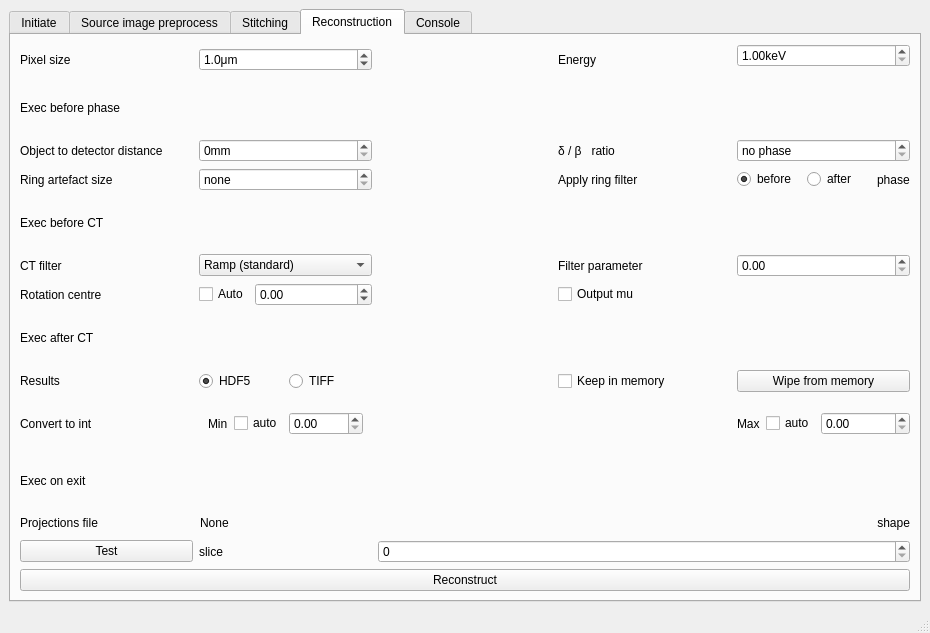
This is share/imblproc/imbl-ui.ui in AustralianSynchrotron/imblproc as Qt 5 draws it before an edit. The edited form follows.
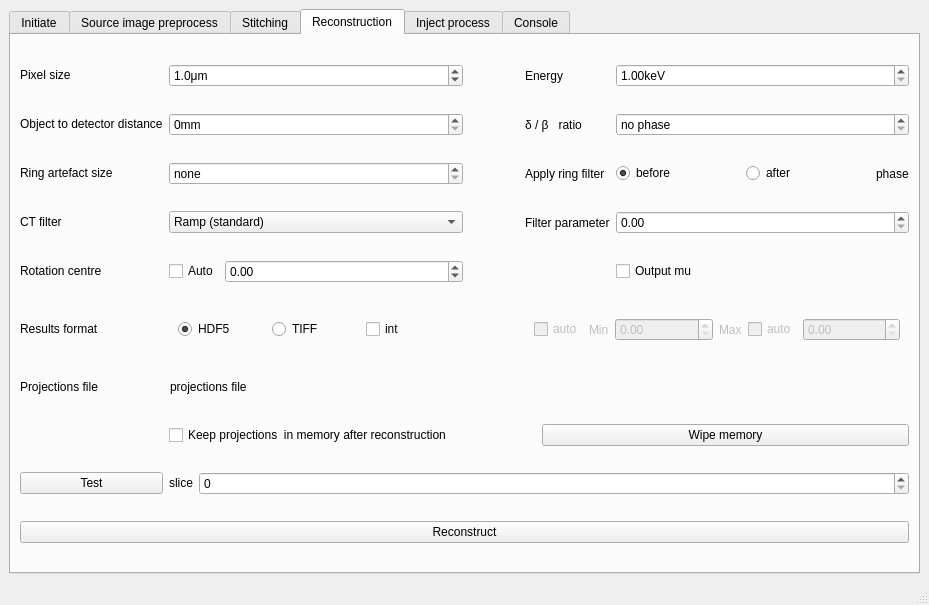
This is the edited form. Icons and pictures are not drawn.

Diff of the .ui file:
```diff
--- a/share/imblproc/imbl-ui.ui
+++ b/share/imblproc/imbl-ui.ui
@@ -6,8 +6,8 @@
    <rect>
     <x>0</x>
     <y>0</y>
-    <width>930</width>
-    <height>633</height>
+    <width>929</width>
+    <height>605</height>
    </rect>
   </property>
   <property name="windowTitle">
@@ -1318,56 +1318,17 @@
         <string>Reconstruction</string>
        </attribute>
        <layout class="QGridLayout" name="gridLayout_13">
-        <item row="8" column="4">
-         <widget class="QWidget" name="widget" native="true">
-          <layout class="QHBoxLayout" name="horizontalLayout_33">
-           <property name="leftMargin">
-            <number>0</number>
-           </property>
-           <property name="topMargin">
-            <number>0</number>
-           </property>
-           <property name="rightMargin">
-            <number>0</number>
-           </property>
-           <property name="bottomMargin">
-            <number>0</number>
-           </property>
-           <item>
-            <widget class="QPushButton" name="wipe">
-             <property name="text">
-              <string>Wipe from memory</string>
-             </property>
-            </widget>
-           </item>
-          </layout>
-         </widget>
-        </item>
-        <item row="1" column="1" colspan="4">
-         <layout class="QHBoxLayout" name="placeScript_phase"/>
-        </item>
-        <item row="0" column="0">
-         <widget class="QLabel" name="label_42">
-          <property name="text">
-           <string>Pixel size</string>
-          </property>
-         </widget>
-        </item>
-        <item row="7" column="0">
-         <widget class="QLabel" name="label_51">
-          <property name="text">
-           <string>Exec after CT</string>
-          </property>
-         </widget>
-        </item>
+        <property name="sizeConstraint">
+         <enum>QLayout::SetDefaultConstraint</enum>
+        </property>
         <item row="9" column="0">
-         <widget class="QLabel" name="label_27">
+         <widget class="QPushButton" name="testSlice">
           <property name="text">
-           <string>Convert to int</string>
+           <string>Test</string>
           </property>
          </widget>
         </item>
-        <item row="2" column="1">
+        <item row="1" column="1">
          <layout class="QHBoxLayout" name="horizontalLayout_25">
           <item>
            <widget class="QSpinBox" name="distance">
@@ -1384,47 +1345,22 @@
           </item>
          </layout>
         </item>
-        <item row="10" column="1" colspan="4">
-         <layout class="QHBoxLayout" name="placeScript_exit"/>
-        </item>
-        <item row="4" column="0">
-         <widget class="QLabel" name="label_50">
-          <property name="text">
-           <string>Exec before CT</string>
-          </property>
-         </widget>
-        </item>
-        <item row="10" column="0">
-         <widget class="QLabel" name="label_53">
-          <property name="text">
-           <string>Exec on exit</string>
-          </property>
-         </widget>
-        </item>
-        <item row="3" column="1">
-         <layout class="QHBoxLayout" name="horizontalLayout_28">
-          <item>
-           <widget class="QSpinBox" name="ring">
-            <property name="specialValueText">
-             <string>none</string>
-            </property>
-            <property name="saveInConfig" stdset="0">
-             <number>0</number>
-            </property>
-           </widget>
-          </item>
-         </layout>
-        </item>
         <item row="8" column="0">
-         <widget class="QLabel" name="label_52">
+         <widget class="QLabel" name="label_56">
+          <property name="sizePolicy">
+           <sizepolicy hsizetype="Fixed" vsizetype="Fixed">
+            <horstretch>0</horstretch>
+            <verstretch>0</verstretch>
+           </sizepolicy>
+          </property>
           <property name="text">
-           <string>Results</string>
+           <string/>
           </property>
          </widget>
         </item>
         <item row="3" column="4">
-         <widget class="QWidget" name="ringOrder" native="true">
-          <layout class="QHBoxLayout" name="horizontalLayout_18">
+         <widget class="QWidget" name="widget" native="true">
+          <layout class="QHBoxLayout" name="horizontalLayout_30">
            <property name="leftMargin">
             <number>0</number>
            </property>
@@ -1438,40 +1374,15 @@
             <number>0</number>
            </property>
            <item>
-            <widget class="QRadioButton" name="ringBeforePhase">
-             <property name="text">
-              <string>before</string>
-             </property>
-             <property name="checked">
-              <bool>true</bool>
-             </property>
-             <attribute name="buttonGroup">
-              <string notr="true">ringGroup</string>
-             </attribute>
-            </widget>
-           </item>
-           <item>
-            <widget class="QRadioButton" name="ringAfterPhase">
-             <property name="text">
-              <string>after</string>
-             </property>
-             <attribute name="buttonGroup">
-              <string notr="true">ringGroup</string>
-             </attribute>
-            </widget>
-           </item>
-           <item>
-            <widget class="QLabel" name="label_40">
-             <property name="sizePolicy">
-              <sizepolicy hsizetype="Fixed" vsizetype="Preferred">
-               <horstretch>0</horstretch>
-               <verstretch>0</verstretch>
-              </sizepolicy>
-             </property>
-             <property name="text">
-              <string>phase</string>
-             </property>
-            </widget>
+            <layout class="QHBoxLayout" name="horizontalLayout_32">
+             <item>
+              <widget class="QDoubleSpinBox" name="ctFilterParam">
+               <property name="saveInConfig" stdset="0">
+                <number>0</number>
+               </property>
+              </widget>
+             </item>
+            </layout>
            </item>
           </layout>
          </widget>
@@ -1481,93 +1392,97 @@
           <property name="text">
            <string>Energy</string>
           </property>
-         </widget>
-        </item>
-        <item row="2" column="0">
-         <widget class="QLabel" name="label_44">
           <property name="text">
-           <string>Object to detector distance</string>
+           <string> </string>
           </property>
          </widget>
         </item>
-        <item row="0" column="2">
-         <spacer name="horizontalSpacer">
-          <property name="orientation">
-           <enum>Qt::Horizontal</enum>
-          </property>
-          <property name="sizeType">
-           <enum>QSizePolicy::Fixed</enum>
-          </property>
-          <property name="sizeHint" stdset="0">
-           <size>
-            <width>50</width>
-            <height>0</height>
-           </size>
-          </property>
-         </spacer>
-        </item>
-        <item row="1" column="0">
-         <widget class="QLabel" name="label_49">
-          <property name="text">
-           <string>Exec before phase</string>
-          </property>
-         </widget>
-        </item>
-        <item row="4" column="1" colspan="4">
-         <layout class="QHBoxLayout" name="placeScript_ct"/>
-        </item>
         <item row="2" column="3">
-         <widget class="QLabel" name="d2bLabel">
-          <property name="text">
-           <string>δ / β   ratio</string>
-          </property>
-         </widget>
-        </item>
-        <item row="3" column="3">
          <widget class="QLabel" name="ringOrderLabel">
           <property name="text">
            <string>Apply ring filter</string>
           </property>
          </widget>
         </item>
-        <item row="7" column="1" colspan="4">
-         <layout class="QHBoxLayout" name="placeScript_save"/>
-        </item>
-        <item row="5" column="0">
-         <widget class="QLabel" name="label_46">
+        <item row="1" column="0">
+         <widget class="QLabel" name="label_44">
+          <property name="sizePolicy">
+           <sizepolicy hsizetype="Fixed" vsizetype="Fixed">
+            <horstretch>0</horstretch>
+            <verstretch>0</verstretch>
+           </sizepolicy>
+          </property>
           <property name="text">
-           <string>CT filter</string>
+           <string>Object to detector distance</string>
           </property>
          </widget>
         </item>
-        <item row="5" column="4">
-         <widget class="QWidget" name="widget" native="true">
-          <layout class="QHBoxLayout" name="horizontalLayout_30">
-           <property name="leftMargin">
-            <number>0</number>
-           </property>
-           <property name="topMargin">
-            <number>0</number>
-           </property>
-           <property name="rightMargin">
-            <number>0</number>
-           </property>
-           <property name="bottomMargin">
-            <number>0</number>
-           </property>
-           <item>
-            <widget class="QDoubleSpinBox" name="ctFilterParam">
-             <property name="saveInConfig" stdset="0">
-              <number>0</number>
-             </property>
-            </widget>
-           </item>
-          </layout>
+        <item row="0" column="3">
+         <widget class="QLabel" name="label_43">
+          <property name="sizePolicy">
+           <sizepolicy hsizetype="Fixed" vsizetype="Preferred">
+            <horstretch>0</horstretch>
+            <verstretch>0</verstretch>
+           </sizepolicy>
+          </property>
+          <property name="text">
+           <string>Energy</string>
+          </property>
          </widget>
         </item>
         <item row="0" column="4">
-         <widget class="QWidget" name="w" native="true">
-          <layout class="QHBoxLayout" name="horizontalLayout_24">
+         <layout class="QHBoxLayout" name="horizontalLayout_27">
+          <item>
+           <widget class="QDoubleSpinBox" name="energy">
+            <property name="suffix">
+             <string>keV</string>
+            </property>
+            <property name="minimum">
+             <double>1.000000000000000</double>
+            </property>
+            <property name="maximum">
+             <double>500.000000000000000</double>
+            </property>
+            <property name="value">
+             <double>1.000000000000000</double>
+            </property>
+            <property name="saveInConfig" stdset="0">
+             <number>0</number>
+            </property>
+           </widget>
+          </item>
+         </layout>
+        </item>
+        <item row="5" column="0">
+         <widget class="QLabel" name="label_52">
+          <property name="sizePolicy">
+           <sizepolicy hsizetype="Fixed" vsizetype="Fixed">
+            <horstretch>0</horstretch>
+            <verstretch>0</verstretch>
+           </sizepolicy>
+          </property>
+          <property name="text">
+           <string>Results format</string>
+          </property>
+         </widget>
+        </item>
+        <item row="2" column="1">
+         <layout class="QHBoxLayout" name="horizontalLayout_28">
+          <item>
+           <widget class="QSpinBox" name="ring">
+            <property name="specialValueText">
+             <string>none</string>
+            </property>
+            <property name="saveInConfig" stdset="0">
+             <number>0</number>
+            </property>
+           </widget>
+          </item>
+         </layout>
+        </item>
+        <item row="1" column="4">
+         <widget class="QWidget" name="widget" native="true">
+          <layout class="QHBoxLayout" name="horizontalLayout_26">
            <property name="spacing">
             <number>0</number>
            </property>
@@ -1580,37 +1495,37 @@
            <property name="rightMargin">
             <number>0</number>
            </property>
+           <property name="bottomMargin">
+            <number>0</number>
+           </property>
            <item>
-            <widget class="QDoubleSpinBox" name="energy">
-             <property name="suffix">
-              <string>keV</string>
-             </property>
-             <property name="minimum">
-              <double>1.000000000000000</double>
-             </property>
-             <property name="maximum">
-              <double>500.000000000000000</double>
-             </property>
-             <property name="value">
-              <double>1.000000000000000</double>
-             </property>
-             <property name="saveInConfig" stdset="0">
-              <number>0</number>
-             </property>
-            </widget>
+            <layout class="QHBoxLayout" name="horizontalLayout_29">
+             <item>
+              <widget class="QDoubleSpinBox" name="d2b">
+               <property name="specialValueText">
+                <string>no phase</string>
+               </property>
+               <property name="decimals">
+                <number>1</number>
+               </property>
+               <property name="maximum">
+                <double>1000.000000000000000</double>
+               </property>
+               <property name="saveInConfig" stdset="0">
+                <number>0</number>
+               </property>
+              </widget>
+             </item>
+            </layout>
            </item>
           </layout>
          </widget>
         </item>
-        <item row="3" column="0">
-         <widget class="QLabel" name="label_41">
-          <property name="text">
-           <string>Ring artefact size</string>
-          </property>
-         </widget>
-        </item>
-        <item row="6" column="1">
+        <item row="4" column="1">
          <layout class="QHBoxLayout" name="horizontalLayout_13">
+          <property name="sizeConstraint">
+           <enum>QLayout::SetNoConstraint</enum>
+          </property>
           <item>
            <widget class="QCheckBox" name="autocor">
             <property name="sizePolicy">
@@ -1642,7 +1557,20 @@
           </item>
          </layout>
         </item>
-        <item row="5" column="1">
+        <item row="0" column="0">
+         <widget class="QLabel" name="label_42">
+          <property name="sizePolicy">
+           <sizepolicy hsizetype="Fixed" vsizetype="Fixed">
+            <horstretch>0</horstretch>
+            <verstretch>0</verstretch>
+           </sizepolicy>
+          </property>
+          <property name="text">
+           <string>Pixel size</string>
+          </property>
+         </widget>
+        </item>
+        <item row="3" column="1">
          <layout class="QHBoxLayout" name="horizontalLayout_31">
           <item>
            <widget class="QComboBox" name="ctFilter">
@@ -1711,13 +1639,87 @@
           </item>
          </layout>
         </item>
-        <item row="11" column="0">
-         <widget class="QLabel" name="label_34">
+        <item row="3" column="3">
+         <widget class="QLabel" name="filterParamLabel">
           <property name="text">
-           <string>Projections file</string>
+           <string>Filter parameter</string>
           </property>
          </widget>
         </item>
+        <item row="1" column="3">
+         <widget class="QLabel" name="d2bLabel">
+          <property name="text">
+           <string>δ / β   ratio</string>
+          </property>
+         </widget>
+        </item>
+        <item row="2" column="0">
+         <widget class="QLabel" name="label_41">
+          <property name="sizePolicy">
+           <sizepolicy hsizetype="Fixed" vsizetype="Fixed">
+            <horstretch>0</horstretch>
+            <verstretch>0</verstretch>
+           </sizepolicy>
+          </property>
+          <property name="text">
+           <string>Ring artefact size</string>
+          </property>
+         </widget>
+        </item>
+        <item row="2" column="4">
+         <widget class="QWidget" name="ringOrder" native="true">
+          <layout class="QHBoxLayout" name="horizontalLayout_18">
+           <property name="leftMargin">
+            <number>0</number>
+           </property>
+           <property name="topMargin">
+            <number>0</number>
+           </property>
+           <property name="rightMargin">
+            <number>0</number>
+           </property>
+           <property name="bottomMargin">
+            <number>0</number>
+           </property>
+           <item>
+            <widget class="QRadioButton" name="ringBeforePhase">
+             <property name="text">
+              <string>before</string>
+             </property>
+             <property name="checked">
+              <bool>true</bool>
+             </property>
+             <attribute name="buttonGroup">
+              <string notr="true">ringGroup</string>
+             </attribute>
+            </widget>
+           </item>
+           <item>
+            <widget class="QRadioButton" name="ringAfterPhase">
+             <property name="text">
+              <string>after</string>
+             </property>
+             <attribute name="buttonGroup">
+              <string notr="true">ringGroup</string>
+             </attribute>
+            </widget>
+           </item>
+           <item>
+            <widget class="QLabel" name="label_40">
+             <property name="sizePolicy">
+              <sizepolicy hsizetype="Fixed" vsizetype="Preferred">
+               <horstretch>0</horstretch>
+               <verstretch>0</verstretch>
+              </sizepolicy>
+             </property>
+             <property name="text">
+              <string>phase</string>
+             </property>
+            </widget>
+           </item>
+          </layout>
+         </widget>
+        </item>
         <item row="0" column="1">
          <layout class="QHBoxLayout" name="horizontalLayout_23">
           <item>
@@ -1744,210 +1746,96 @@
           </item>
          </layout>
         </item>
-        <item row="2" column="4">
-         <widget class="QWidget" name="widget" native="true">
-          <layout class="QHBoxLayout" name="horizontalLayout_26">
-           <property name="spacing">
-            <number>0</number>
-           </property>
-           <property name="leftMargin">
-            <number>0</number>
-           </property>
-           <property name="topMargin">
-            <number>0</number>
-           </property>
-           <property name="rightMargin">
-            <number>0</number>
-           </property>
-           <property name="bottomMargin">
-            <number>0</number>
-           </property>
-           <item>
-            <widget class="QDoubleSpinBox" name="d2b">
-             <property name="specialValueText">
-              <string>no phase</string>
-             </property>
-             <property name="decimals">
-              <number>1</number>
-             </property>
-             <property name="maximum">
-              <double>1000.000000000000000</double>
-             </property>
-             <property name="saveInConfig" stdset="0">
-              <number>0</number>
-             </property>
-            </widget>
-           </item>
-          </layout>
-         </widget>
-        </item>
-        <item row="9" column="4">
-         <widget class="QWidget" name="widget" native="true">
-          <layout class="QHBoxLayout" name="horizontalLayout_22">
-           <property name="leftMargin">
-            <number>0</number>
-           </property>
-           <property name="topMargin">
-            <number>0</number>
-           </property>
-           <property name="rightMargin">
-            <number>0</number>
-           </property>
-           <property name="bottomMargin">
-            <number>0</number>
-           </property>
-           <item>
-            <widget class="QLabel" name="label_55">
-             <property name="sizePolicy">
-              <sizepolicy hsizetype="Fixed" vsizetype="Preferred">
-               <horstretch>0</horstretch>
-               <verstretch>0</verstretch>
-              </sizepolicy>
-             </property>
-             <property name="text">
-              <string>Max</string>
-             </property>
-            </widget>
-           </item>
-           <item>
-            <widget class="QCheckBox" name="autoMax">
-             <property name="sizePolicy">
-              <sizepolicy hsizetype="Fixed" vsizetype="Fixed">
-               <horstretch>0</horstretch>
-               <verstretch>0</verstretch>
-              </sizepolicy>
-             </property>
-             <property name="text">
-              <string>auto</string>
-             </property>
-             <property name="saveInConfig" stdset="0">
-              <number>0</number>
-             </property>
-            </widget>
-           </item>
-           <item>
-            <widget class="QDoubleSpinBox" name="max">
-             <property name="saveInConfig" stdset="0">
-              <number>0</number>
-             </property>
-            </widget>
-           </item>
-          </layout>
-         </widget>
-        </item>
-        <item row="6" column="3">
-         <layout class="QHBoxLayout" name="horizontalLayout_32">
-          <item>
-           <widget class="QCheckBox" name="outMu">
-            <property name="text">
-             <string>Output mu</string>
-            </property>
-            <property name="saveInConfig" stdset="0">
-             <number>0</number>
-            </property>
-           </widget>
-          </item>
-         </layout>
-        </item>
-        <item row="12" column="2" colspan="3">
-         <widget class="QSpinBox" name="testSliceNum">
-          <property name="maximum">
-           <number>999999999</number>
-          </property>
-          <property name="saveInConfig" stdset="0">
-           <number>0</number>
-          </property>
-         </widget>
-        </item>
-        <item row="8" column="3">
-         <layout class="QHBoxLayout" name="horizontalLayout_34">
-          <item>
-           <widget class="QCheckBox" name="keepInMem">
-            <property name="text">
-             <string>Keep in memory</string>
-            </property>
-            <property name="saveInConfig" stdset="0">
-             <number>0</number>
-            </property>
-           </widget>
-          </item>
-         </layout>
-        </item>
-        <item row="8" column="1">
-         <layout class="QHBoxLayout" name="horizontalLayout_20">
-          <item>
-           <widget class="QRadioButton" name="resHDF">
-            <property name="text">
-             <string>HDF5</string>
-            </property>
-            <property name="checked">
-             <bool>true</bool>
-            </property>
-            <attribute name="buttonGroup">
-             <string notr="true">resGroup</string>
-            </attribute>
-           </widget>
-          </item>
-          <item>
-           <widget class="QRadioButton" name="resTIFF">
-            <property name="text">
-             <string>TIFF</string>
-            </property>
-            <attribute name="buttonGroup">
-             <string notr="true">resGroup</string>
-            </attribute>
-           </widget>
-          </item>
-         </layout>
-        </item>
-        <item row="6" column="0">
+        <item row="4" column="0">
          <widget class="QLabel" name="label_47">
+          <property name="sizePolicy">
+           <sizepolicy hsizetype="Fixed" vsizetype="Fixed">
+            <horstretch>0</horstretch>
+            <verstretch>0</verstretch>
+           </sizepolicy>
+          </property>
           <property name="text">
            <string>Rotation centre</string>
           </property>
          </widget>
         </item>
-        <item row="12" column="0">
-         <widget class="QPushButton" name="testSlice">
+        <item row="0" column="2">
+         <spacer name="horizontalSpacer">
+          <property name="orientation">
+           <enum>Qt::Horizontal</enum>
+          </property>
+          <property name="sizeType">
+           <enum>QSizePolicy::Fixed</enum>
+          </property>
+          <property name="sizeHint" stdset="0">
+           <size>
+            <width>50</width>
+            <height>0</height>
+           </size>
+          </property>
+         </spacer>
+        </item>
+        <item row="7" column="0">
+         <widget class="QLabel" name="label_34">
+          <property name="sizePolicy">
+           <sizepolicy hsizetype="Fixed" vsizetype="Fixed">
+            <horstretch>0</horstretch>
+            <verstretch>0</verstretch>
+           </sizepolicy>
+          </property>
           <property name="text">
-           <string>Test</string>
+           <string>Projections file</string>
           </property>
          </widget>
         </item>
-        <item row="13" column="0" colspan="5">
+        <item row="3" column="0">
+         <widget class="QLabel" name="label_46">
+          <property name="sizePolicy">
+           <sizepolicy hsizetype="Fixed" vsizetype="Fixed">
+            <horstretch>0</horstretch>
+            <verstretch>0</verstretch>
+           </sizepolicy>
+          </property>
+          <property name="text">
+           <string>CT filter</string>
+          </property>
+         </widget>
+        </item>
+        <item row="10" column="0" colspan="5">
          <widget class="QPushButton" name="reconstruct">
           <property name="text">
            <string>Reconstruct</string>
           </property>
          </widget>
         </item>
-        <item row="11" column="4">
-         <widget class="QLabel" name="prShape">
-          <property name="text">
-           <string>shape</string>
+        <item row="5" column="3" colspan="2">
+         <widget class="QWidget" name="mmWdg" native="true">
+          <property name="enabled">
+           <bool>false</bool>
           </property>
-          <property name="alignment">
-           <set>Qt::AlignRight|Qt::AlignTrailing|Qt::AlignVCenter</set>
+          <property name="sizePolicy">
+           <sizepolicy hsizetype="Preferred" vsizetype="Fixed">
+            <horstretch>0</horstretch>
+            <verstretch>0</verstretch>
+           </sizepolicy>
           </property>
-         </widget>
-        </item>
-        <item row="12" column="1">
-         <widget class="QLabel" name="label_28">
-          <property name="text">
-           <string>slice</string>
-          </property>
-         </widget>
-        </item>
-        <item row="5" column="3">
-         <widget class="QLabel" name="filterParamLabel">
-          <property name="text">
-           <string>Filter parameter</string>
-          </property>
-         </widget>
-        </item>
-        <item row="9" column="1">
-         <widget class="QWidget" name="widget" native="true">
-          <layout class="QHBoxLayout" name="horizontalLayout_21">
+          <layout class="QHBoxLayout" name="_2">
+           <item>
+            <widget class="QCheckBox" name="autoMin">
+             <property name="sizePolicy">
+              <sizepolicy hsizetype="Fixed" vsizetype="Fixed">
+               <horstretch>0</horstretch>
+               <verstretch>0</verstretch>
+              </sizepolicy>
+             </property>
+             <property name="text">
+              <string>auto</string>
+             </property>
+             <property name="saveInConfig" stdset="0">
+              <number>0</number>
+             </property>
+            </widget>
+           </item>
            <item>
             <widget class="QLabel" name="label_54">
              <property name="sizePolicy">
@@ -1961,22 +1849,6 @@
              </property>
             </widget>
            </item>
-           <item>
-            <widget class="QCheckBox" name="autoMin">
-             <property name="sizePolicy">
-              <sizepolicy hsizetype="Fixed" vsizetype="Fixed">
-               <horstretch>0</horstretch>
-               <verstretch>0</verstretch>
-              </sizepolicy>
-             </property>
-             <property name="text">
-              <string>auto</string>
-             </property>
-             <property name="saveInConfig" stdset="0">
-              <number>0</number>
-             </property>
-            </widget>
-           </item>
            <item>
             <widget class="QDoubleSpinBox" name="min">
              <property name="saveInConfig" stdset="0">
@@ -1984,22 +1856,284 @@
              </property>
             </widget>
            </item>
+           <item>
+            <widget class="QLabel" name="label_55">
+             <property name="sizePolicy">
+              <sizepolicy hsizetype="Fixed" vsizetype="Preferred">
+               <horstretch>0</horstretch>
+               <verstretch>0</verstretch>
+              </sizepolicy>
+             </property>
+             <property name="text">
+              <string>Max</string>
+             </property>
+            </widget>
+           </item>
+           <item>
+            <widget class="QCheckBox" name="autoMax">
+             <property name="sizePolicy">
+              <sizepolicy hsizetype="Fixed" vsizetype="Fixed">
+               <horstretch>0</horstretch>
+               <verstretch>0</verstretch>
+              </sizepolicy>
+             </property>
+             <property name="text">
+              <string>auto</string>
+             </property>
+             <property name="saveInConfig" stdset="0">
+              <number>0</number>
+             </property>
+            </widget>
+           </item>
+           <item>
+            <widget class="QDoubleSpinBox" name="max">
+             <property name="saveInConfig" stdset="0">
+              <number>0</number>
+             </property>
+            </widget>
+           </item>
           </layout>
          </widget>
         </item>
-        <item row="11" column="1" colspan="3">
-         <widget class="QPushButton" name="prFile">
-          <property name="toolTip">
-           <string>click me to copy full path to the clipboard</string>
+        <item row="5" column="1">
+         <widget class="QWidget" name="" native="true">
+          <layout class="QHBoxLayout" name="horizontalLayout_20">
+           <item>
+            <widget class="QRadioButton" name="resHDF">
+             <property name="sizePolicy">
+              <sizepolicy hsizetype="Minimum" vsizetype="Fixed">
+               <horstretch>0</horstretch>
+               <verstretch>0</verstretch>
+              </sizepolicy>
+             </property>
+             <property name="text">
+              <string>HDF5</string>
+             </property>
+             <property name="checked">
+              <bool>true</bool>
+             </property>
+             <attribute name="buttonGroup">
+              <string notr="true">resGroup</string>
+             </attribute>
+            </widget>
+           </item>
+           <item>
+            <widget class="QRadioButton" name="resTIFF">
+             <property name="sizePolicy">
+              <sizepolicy hsizetype="Minimum" vsizetype="Fixed">
+               <horstretch>0</horstretch>
+               <verstretch>0</verstretch>
+              </sizepolicy>
+             </property>
+             <property name="text">
+              <string>TIFF</string>
+             </property>
+             <attribute name="buttonGroup">
+              <string notr="true">resGroup</string>
+             </attribute>
+            </widget>
+           </item>
+           <item>
+            <widget class="QCheckBox" name="resToInt">
+             <property name="sizePolicy">
+              <sizepolicy hsizetype="Minimum" vsizetype="Fixed">
+               <horstretch>0</horstretch>
+               <verstretch>0</verstretch>
+              </sizepolicy>
+             </property>
+             <property name="text">
+              <string>int</string>
+             </property>
+             <property name="saveInConfig" stdset="0">
+              <number>0</number>
+             </property>
+            </widget>
+           </item>
+          </layout>
+         </widget>
+        </item>
+        <item row="4" column="4">
+         <layout class="QHBoxLayout" name="horizontalLayout_33">
+          <item>
+           <widget class="QCheckBox" name="outMu">
+            <property name="text">
+             <string>Output mu</string>
+            </property>
+            <property name="saveInConfig" stdset="0">
+             <number>0</number>
+            </property>
+           </widget>
+          </item>
+         </layout>
+        </item>
+        <item row="9" column="1" colspan="4">
+         <layout class="QHBoxLayout" name="horizontalLayout_36">
+          <item>
+           <widget class="QLabel" name="label_28">
+            <property name="sizePolicy">
+             <sizepolicy hsizetype="Fixed" vsizetype="Fixed">
+              <horstretch>0</horstretch>
+              <verstretch>0</verstretch>
+             </sizepolicy>
+            </property>
+            <property name="text">
+             <string>slice</string>
+            </property>
+           </widget>
+          </item>
+          <item>
+           <widget class="QSpinBox" name="testSliceNum">
+            <property name="maximum">
+             <number>999999999</number>
+            </property>
+            <property name="saveInConfig" stdset="0">
+             <number>0</number>
+            </property>
+           </widget>
+          </item>
+         </layout>
+        </item>
+        <item row="8" column="1" colspan="4">
+         <layout class="QHBoxLayout" name="horizontalLayout_35">
+          <item>
+           <widget class="QCheckBox" name="keepInMem">
+            <property name="text">
+             <string>Keep projections  in memory after reconstruction</string>
+            </property>
+            <property name="saveInConfig" stdset="0">
+             <number>0</number>
+            </property>
+           </widget>
+          </item>
+          <item>
+           <widget class="QPushButton" name="wipe">
+            <property name="text">
+             <string>Wipe memory</string>
+            </property>
+           </widget>
+          </item>
+         </layout>
+        </item>
+        <item row="7" column="1" colspan="4">
+         <layout class="QHBoxLayout" name="horizontalLayout_34" stretch="0,0">
+          <item>
+           <widget class="QPushButton" name="prFile">
+            <property name="toolTip">
+             <string>click me to copy full path to clipboard</string>
+            </property>
+            <property name="styleSheet">
+             <string notr="true">text-align: left;</string>
+            </property>
+            <property name="text">
+             <string>projections file</string>
+            </property>
+            <property name="flat">
+             <bool>true</bool>
+            </property>
+           </widget>
+          </item>
+          <item>
+           <widget class="QLabel" name="prShape">
+            <property name="text">
+             <string/>
+            </property>
+            <property name="alignment">
+             <set>Qt::AlignRight|Qt::AlignTrailing|Qt::AlignVCenter</set>
+            </property>
+           </widget>
+          </item>
+         </layout>
+        </item>
+       </layout>
+      </widget>
+      <widget class="QWidget" name="tabInject">
+       <attribute name="title">
+        <string>Inject process</string>
+       </attribute>
+       <layout class="QGridLayout" name="gridLayout_7">
+        <item row="5" column="0">
+         <widget class="QLabel" name="label_51">
+          <property name="text">
+           <string>After reconstreuction</string>
           </property>
-          <property name="styleSheet">
-           <string notr="true">text-align: left;</string>
+         </widget>
+        </item>
+        <item row="5" column="1">
+         <layout class="QHBoxLayout" name="placeScript_save"/>
+        </item>
+        <item row="6" column="1">
+         <layout class="QHBoxLayout" name="placeScript_exit"/>
+        </item>
+        <item row="1" column="1">
+         <layout class="QHBoxLayout" name="placeScript_start"/>
+        </item>
+        <item row="0" column="0">
+         <widget class="QLabel" name="label_27">
+          <property name="text">
+           <string>Stage</string>
           </property>
+          <property name="alignment">
+           <set>Qt::AlignCenter</set>
+          </property>
+         </widget>
+        </item>
+        <item row="2" column="1">
+         <layout class="QHBoxLayout" name="placeScript_prestitch"/>
+        </item>
+        <item row="2" column="0">
+         <widget class="QLabel" name="label_35">
           <property name="text">
-           <string>None</string>
+           <string>Before stitching</string>
           </property>
-          <property name="flat">
-           <bool>true</bool>
+         </widget>
+        </item>
+        <item row="0" column="1">
+         <widget class="QLabel" name="label_45">
+          <property name="text">
+           <string>Executable</string>
+          </property>
+          <property name="alignment">
+           <set>Qt::AlignCenter</set>
+          </property>
+         </widget>
+        </item>
+        <item row="4" column="1">
+         <layout class="QHBoxLayout" name="placeScript_ct"/>
+        </item>
+        <item row="3" column="0">
+         <widget class="QLabel" name="label_49">
+          <property name="text">
+           <string>Before phase</string>
+          </property>
+         </widget>
+        </item>
+        <item row="6" column="0">
+         <widget class="QLabel" name="label_53">
+          <property name="text">
+           <string>Before exit</string>
+          </property>
+         </widget>
+        </item>
+        <item row="1" column="0">
+         <widget class="QLabel" name="label_6">
+          <property name="sizePolicy">
+           <sizepolicy hsizetype="Fixed" vsizetype="Preferred">
+            <horstretch>0</horstretch>
+            <verstretch>0</verstretch>
+           </sizepolicy>
+          </property>
+          <property name="text">
+           <string>Before initialization</string>
+          </property>
+         </widget>
+        </item>
+        <item row="3" column="1">
+         <layout class="QHBoxLayout" name="placeScript_phase"/>
+        </item>
+        <item row="4" column="0">
+         <widget class="QLabel" name="label_50">
+          <property name="text">
+           <string>Before reconstruction</string>
           </property>
          </widget>
         </item>
```
Left out of the diff: 775 changed lines with no effect on the pictures.
